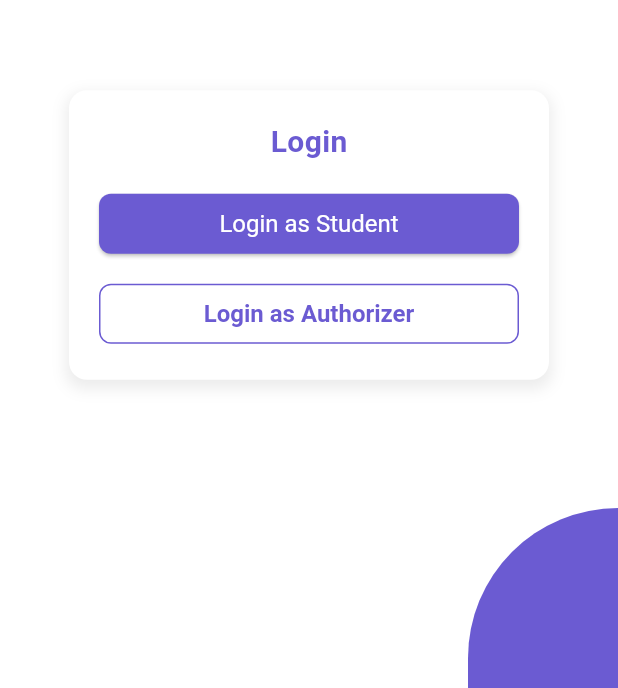
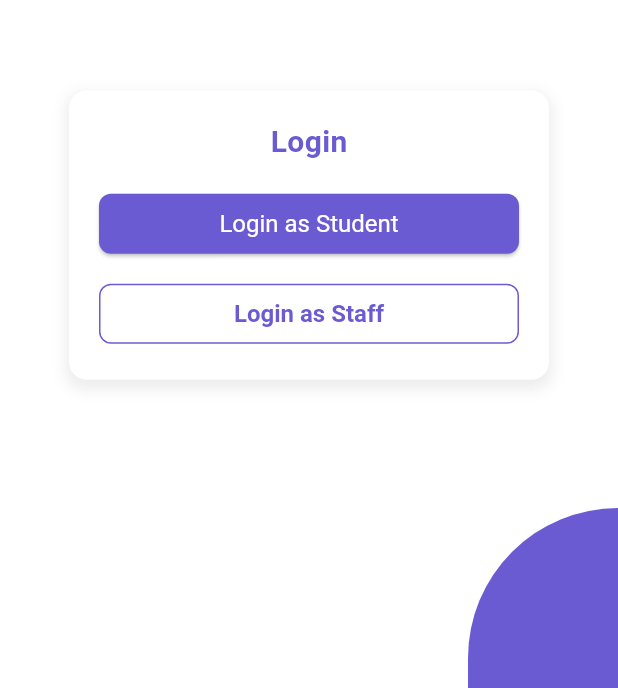
Before and after one commit to codewithsam110g/mess-mitra, a Flutter app: the screen it shows after launch, on a phone screen of 412 x 824 dp, the part 548-1236 px from its top. Run offline on Flutter 3.47's test engine with Material 3 defaults, Android fonts, the light colour scheme and no system bars; our stand-ins replace firebase_auth, firebase_core, firebase_database, fluttertoast, google_sign_in, image_picker and 1 more; missing offline and left inert: flutter_custom_tabs; accounts and stored records are empty.

Commit message:
Latest Commit

```diff
--- a/lib/main.dart
+++ b/lib/main.dart
@@ -65,7 +65,7 @@ class MainApp extends StatelessWidget {
           ),
         ),
       ),
-      home: SplashPage(),
+      home: const SplashPage(),
     );
   }
 }
--- a/lib/pages/home/global_complaints.dart
+++ b/lib/pages/home/global_complaints.dart
@@ -305,7 +305,7 @@ class _GlobalComplaintsState extends State<GlobalComplaints> {
       case 2:
         return "Solved";
       case 3:
-        return "Rejcted";
+        return "Unsolved";
       case 4:
         return "Re Raised";
       default:
--- a/lib/pages/login_page.dart
+++ b/lib/pages/login_page.dart
@@ -11,17 +11,6 @@ class LoginPage extends StatefulWidget {
 }
 
 class _LoginPageState extends State<LoginPage> {
-  @override
-  void initState() {
-    super.initState();
-    // Ensure the status bar allows content underneath it
-    SystemChrome.setSystemUIOverlayStyle(
-      const SystemUiOverlayStyle(
-        statusBarColor: Colors.transparent, // Make status bar transparent
-        statusBarIconBrightness: Brightness.dark, // Adjust icon brightness
-      ),
-    );
-  }
 
   @override
   Widget build(BuildContext context) {
@@ -124,7 +113,8 @@ class _LoginPageState extends State<LoginPage> {
                                   },
                                   child: const Text(
                                     'Login as Student',
-                                    style: TextStyle(color: Colors.white, fontSize: 16),
+                                    style: TextStyle(
+                                        color: Colors.white, fontSize: 16),
                                   ),
                                 ),
                               ),
@@ -133,7 +123,8 @@ class _LoginPageState extends State<LoginPage> {
                                 width: double.infinity,
                                 child: OutlinedButton(
                                   style: OutlinedButton.styleFrom(
-                                    side: const BorderSide(color: Color(0xFF6B5BD2)),
+                                    side: const BorderSide(
+                                        color: Color(0xFF6B5BD2)),
                                     shape: RoundedRectangleBorder(
                                       borderRadius: BorderRadius.circular(8),
                                     ),
@@ -141,12 +132,13 @@ class _LoginPageState extends State<LoginPage> {
                                   onPressed: () {
                                     Navigator.of(context).push(
                                       MaterialPageRoute(
-                                        builder: (context) => const Authorizepage(),
+                                        builder: (context) =>
+                                            const Authorizepage(),
                                       ),
                                     );
                                   },
                                   child: const Text(
-                                    'Login as Authorizer',
+                                    'Login as Staff',
                                     style: TextStyle(
                                       color: Color(0xFF6B5BD2),
                                       fontWeight: FontWeight.bold,
--- a/pubspec.yaml
+++ b/pubspec.yaml
@@ -34,6 +34,10 @@ flutter:
   uses-material-design: true
   assets:
     - assets/logo.png
+  fonts:
+    - family: SalmaPro
+      fonts:
+        - asset: assets/SalmaproMedium.otf
 
 flutter_icons:
   android: true
```
Also changed, not shown: lib/auth/auth.dart (+6 -6 lines), lib/pages/authorize_page.dart (+13 -7 lines), lib/pages/profile.dart (+44 -5 lines), lib/pages/show_complaints.dart (+26 -17 lines), lib/splash_page.dart (+8 -6 lines), assets/SalmaproMedium-Narrow.otf (added), assets/SalmaproMedium.otf (added).
